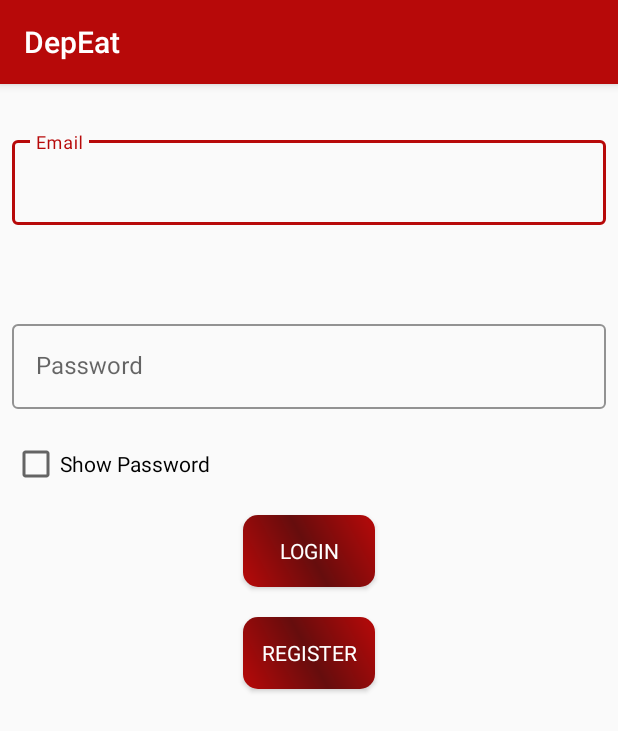
After one commit to AlessandroAgneti/DEPAndroid, an Android app: the LoginActivity screen opened directly, with no data from a screen before it, on a phone screen of 412 x 824 dp. The commit adds this screen. Shown: the top 731 px of the screen. Run offline under Robolectric (Android 15) with nearby library versions, the phone set to English and light mode, and no system bars.

Commit message:
Modify the position of the activity. Add menu.

```diff
--- a/app/src/main/AndroidManifest.xml
+++ b/app/src/main/AndroidManifest.xml
@@ -9,13 +9,17 @@
         android:roundIcon="@mipmap/ic_launcher_round"
         android:supportsRtl="true"
         android:theme="@style/AppTheme">
-        <activity android:name=".MainActivity">
+        <activity android:name=".ui.activities.MainActivity">
             <intent-filter>
                 <action android:name="android.intent.action.MAIN" />
 
                 <category android:name="android.intent.category.LAUNCHER" />
             </intent-filter>
         </activity>
+
+        <activity android:name=".ui.activities.LoginActivity"></activity>
+        <activity android:name=".ui.activities.CheckoutActivity"></activity>
+        <activity android:name=".ui.activities.ShopActivity"></activity>
     </application>
 
 </manifest>
--- /dev/null
+++ b/app/src/main/java/com/example/depeat/ui/activities/CheckoutActivity.java
@@ -0,0 +1,6 @@
+package com.example.depeat.ui.activities;
+
+import android.support.v7.app.AppCompatActivity;
+
+public class CheckoutActivity extends AppCompatActivity {
+}
--- /dev/null
+++ b/app/src/main/java/com/example/depeat/ui/activities/LoginActivity.java
@@ -0,0 +1,75 @@
+
+package com.example.depeat.ui.activities;
+
+        import android.support.v7.app.AppCompatActivity;
+        import android.os.Bundle;
+        import android.text.method.HideReturnsTransformationMethod;
+        import android.text.method.PasswordTransformationMethod;
+        import android.view.View;
+        import android.widget.Button;
+        import android.widget.CheckBox;
+        import android.widget.CompoundButton;
+        import android.widget.EditText;
+
+        import com.example.depeat.R;
+        import com.example.depeat.Utils;
+
+public class LoginActivity extends AppCompatActivity {
+
+    private EditText edtPassword, edtemail;
+    private Button loginBtn, registerBtn;
+    private CheckBox checkbox;
+    private final static int MIN_DIMENSION_PASSWORD = 6;
+    private String email;
+    private String password;
+
+    @Override
+    protected void onCreate(Bundle savedInstanceState) {
+        super.onCreate(savedInstanceState);
+        setContentView(R.layout.activity_login);
+        edtPassword = findViewById(R.id.id_text_password);
+        edtemail = findViewById(R.id.id_text_email);
+        loginBtn = findViewById(R.id.id_login);
+        registerBtn = findViewById(R.id.id_register);
+        checkbox = findViewById(R.id.visualizzaPass);
+
+
+
+        loginBtn.setOnClickListener(new View.OnClickListener() {
+            @Override
+            public void onClick(View v) {
+                email = edtemail.getText().toString();
+                password = edtPassword.getText().toString();
+
+                boolean b = Utils.Controll(LoginActivity.this, email, password, MIN_DIMENSION_PASSWORD);
+                if(b){
+                    Utils.showToast(LoginActivity.this, R.string.operation_success);
+                }else{
+                    Utils.showToast(LoginActivity.this, R.string.operation_fail);
+                }
+            }
+        });
+
+        checkbox.setOnCheckedChangeListener(new CompoundButton.OnCheckedChangeListener() {
+            @Override
+            public void onCheckedChanged(CompoundButton buttonView, boolean isChecked) {
+                if(!isChecked){
+                    //show password
+                    edtPassword.setTransformationMethod(PasswordTransformationMethod.getInstance());
+
+                }else{
+                    //Hide password
+                    edtPassword.setTransformationMethod(HideReturnsTransformationMethod.getInstance());
+
+                }
+            }
+        });
+
+
+
+
+
+    }
+
+
+}
--- /dev/null
+++ b/app/src/main/java/com/example/depeat/ui/activities/RegisterActivity.java
@@ -0,0 +1,4 @@
+package com.example.depeat.ui.activities;
+
+public class RegisterActivity {
+}
--- /dev/null
+++ b/app/src/main/java/com/example/depeat/ui/activities/ShopActivity.java
@@ -0,0 +1,6 @@
+package com.example.depeat.ui.activities;
+
+import android.support.v7.app.AppCompatActivity;
+
+public class ShopActivity extends AppCompatActivity {
+}
--- /dev/null
+++ b/app/src/main/res/layout/activity_checkout.xml
@@ -0,0 +1,6 @@
+<?xml version="1.0" encoding="utf-8"?>
+<android.support.constraint.ConstraintLayout
+    xmlns:android="http://schemas.android.com/apk/res/android" android:layout_width="match_parent"
+    android:layout_height="match_parent">
+
+</android.support.constraint.ConstraintLayout>
--- /dev/null
+++ b/app/src/main/res/layout/activity_login.xml
@@ -0,0 +1,87 @@
+<?xml version="1.0" encoding="utf-8"?>
+<LinearLayout xmlns:android="http://schemas.android.com/apk/res/android"
+    xmlns:app="http://schemas.android.com/apk/res-auto"
+    xmlns:tools="http://schemas.android.com/tools"
+    android:layout_width="match_parent"
+    android:layout_height="match_parent"
+    android:orientation="vertical"
+    tools:context=".ui.activities.MainActivity">
+
+
+    <android.support.design.widget.TextInputLayout
+        android:id="@+id/id_email"
+        style="@style/Widget.MaterialComponents.TextInputLayout.OutlinedBox"
+        android:layout_width="match_parent"
+        android:layout_height="wrap_content"
+        android:layout_marginStart="8dp"
+        android:layout_marginTop="32dp"
+        android:layout_marginEnd="8dp"
+        android:layout_marginBottom="8dp"
+        app:boxStrokeColor="@color/colorPrimary"
+        app:errorEnabled="true">
+
+        <android.support.design.widget.TextInputEditText
+            android:id="@+id/id_text_email"
+            android:layout_width="match_parent"
+            android:layout_height="wrap_content"
+            android:inputType="textEmailAddress"
+            android:hint="@string/email" />
+    </android.support.design.widget.TextInputLayout>
+
+    <android.support.design.widget.TextInputLayout
+        android:id="@+id/id_password"
+        style="@style/Widget.MaterialComponents.TextInputLayout.OutlinedBox"
+        android:layout_width="match_parent"
+        android:layout_height="wrap_content"
+        android:layout_marginStart="8dp"
+        android:layout_marginTop="32dp"
+        android:layout_marginEnd="8dp"
+        android:layout_marginBottom="8dp"
+        app:boxStrokeColor="@color/colorPrimary"
+        app:errorEnabled="true">
+
+        <android.support.design.widget.TextInputEditText
+            android:id="@+id/id_text_password"
+            android:layout_width="match_parent"
+            android:inputType="textPassword"
+            android:layout_height="wrap_content"
+            android:hint="@string/password" />
+
+        <CheckBox
+            android:id="@+id/visualizzaPass"
+            android:layout_width="match_parent"
+            android:layout_height="wrap_content"
+            android:text="@string/show_password" />
+
+
+    </android.support.design.widget.TextInputLayout>
+
+    <LinearLayout
+        android:layout_width="match_parent"
+        android:layout_height="match_parent"
+        android:orientation="vertical">
+
+        <Button
+            android:id="@+id/id_login"
+            android:layout_width="wrap_content"
+            android:layout_height="wrap_content"
+            android:layout_gravity="center"
+            android:layout_margin="10dp"
+            android:background="@drawable/button"
+            android:fontFamily="medium"
+            android:text="@string/login"
+            android:textColor="@color/colorWhite" />
+
+        <Button
+            android:id="@+id/id_register"
+            android:layout_width="wrap_content"
+            android:layout_height="wrap_content"
+            android:layout_gravity="center"
+            android:layout_margin="10dp"
+            android:background="@drawable/button"
+            android:fontFamily="medium"
+            android:text="@string/register"
+            android:textColor="@color/colorWhite" />
+    </LinearLayout>
+
+</LinearLayout>
--- /dev/null
+++ b/app/src/main/res/layout/activity_shop.xml
@@ -0,0 +1,6 @@
+<?xml version="1.0" encoding="utf-8"?>
+<android.support.constraint.ConstraintLayout
+    xmlns:android="http://schemas.android.com/apk/res/android" android:layout_width="match_parent"
+    android:layout_height="match_parent">
+
+</android.support.constraint.ConstraintLayout>
--- a/app/src/main/res/values/strings.xml
+++ b/app/src/main/res/values/strings.xml
@@ -9,5 +9,9 @@
     <string name="show_password">Show Password</string>
     <string name="operation_success">success</string>
     <string name="operation_fail">failed</string>
+    <string name="number_phone_registration">Numero di telefono</string>
+    <string name="registrazione">Registrazione</string>
+    <string name="login_menu">Login</string>
+    <string name="checkout">Checkout</string>
 
 </resources>
```
Also changed, not shown: app/src/main/java/com/example/depeat/MainActivity.java (deleted, +0 -74 lines), app/src/main/java/com/example/depeat/Utils.java (renamed from app/src/main/java/com/example/depeat/Utilities.java, +4 -7 lines), app/src/main/java/com/example/depeat/ui/activities/MainActivity.java (added, +41 -0 lines), app/src/main/res/drawable/register_topbar.xml (added, +17 -0 lines), app/src/main/res/layout/activity_main.xml (+1 -78 lines), app/src/main/res/layout/activity_register.xml (added, +102 -0 lines), app/src/main/res/menu/menu_main.xml (added, +16 -0 lines).
